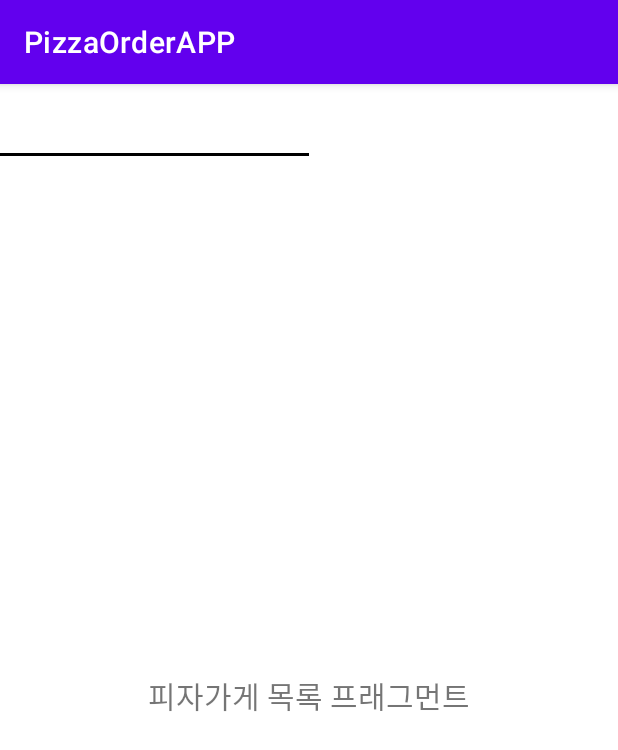
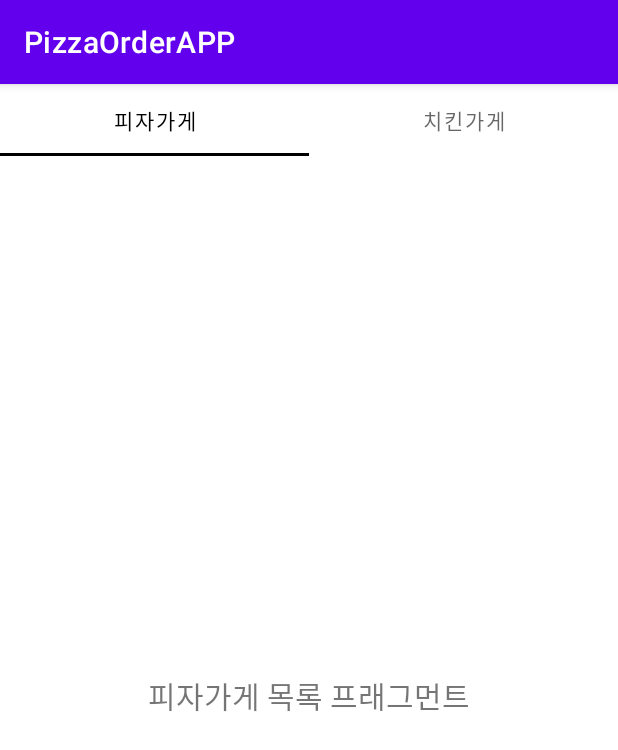
Before and after one commit to wlsdn1252/PizzaOrderAPP, an Android app: the screen it shows after launch (MainActivity), on a phone screen of 412 x 824 dp. Shown: the top 750 px of the screen. Run offline under Robolectric (Android 15) with nearby library versions, the phone set to English and light mode, and no system bars.

Commit message:
탭 레이아웃 제목 및 color설정

```diff
--- a/app/src/main/java/com/example/pizzaorderapp/adapters/MainViewPagerAdapter.kt
+++ b/app/src/main/java/com/example/pizzaorderapp/adapters/MainViewPagerAdapter.kt
@@ -7,6 +7,16 @@ import com.example.pizzaorderapp.fragments.ChickenStoreListFragment
 import com.example.pizzaorderapp.fragments.PizzaStoreListFragment
 
 class MainViewPagerAdapter(fm : FragmentManager) : FragmentPagerAdapter(fm) {
+
+    // 텝레이아웃의 제목을 적는 함수
+    override fun getPageTitle(position: Int): CharSequence? {
+        return when (position){
+            0 -> "피자가게"
+            else -> "치킨가게"
+        }
+
+    }
+
 
     // 각각의 position에 맞는 Fragment가 어떤 Fragment인지 명시해주는 함수
     override fun getItem(position: Int): Fragment {
--- a/app/src/main/res/layout/activity_main.xml
+++ b/app/src/main/res/layout/activity_main.xml
@@ -11,11 +11,13 @@
         android:id="@+id/mainTabLayout"
         android:layout_width="match_parent"
         android:layout_height="wrap_content"
-        app:tabIndicatorColor="@color/black"/>
+        app:tabIndicatorColor="@color/black"
+        app:tabSelectedTextColor="@color/black"/>
 
     <androidx.viewpager.widget.ViewPager
         android:id="@+id/mainViewPager"
         android:layout_width="match_parent"
-        android:layout_height="match_parent"/>
+        android:layout_height="match_parent"
+        />
 
 </LinearLayout>
```
